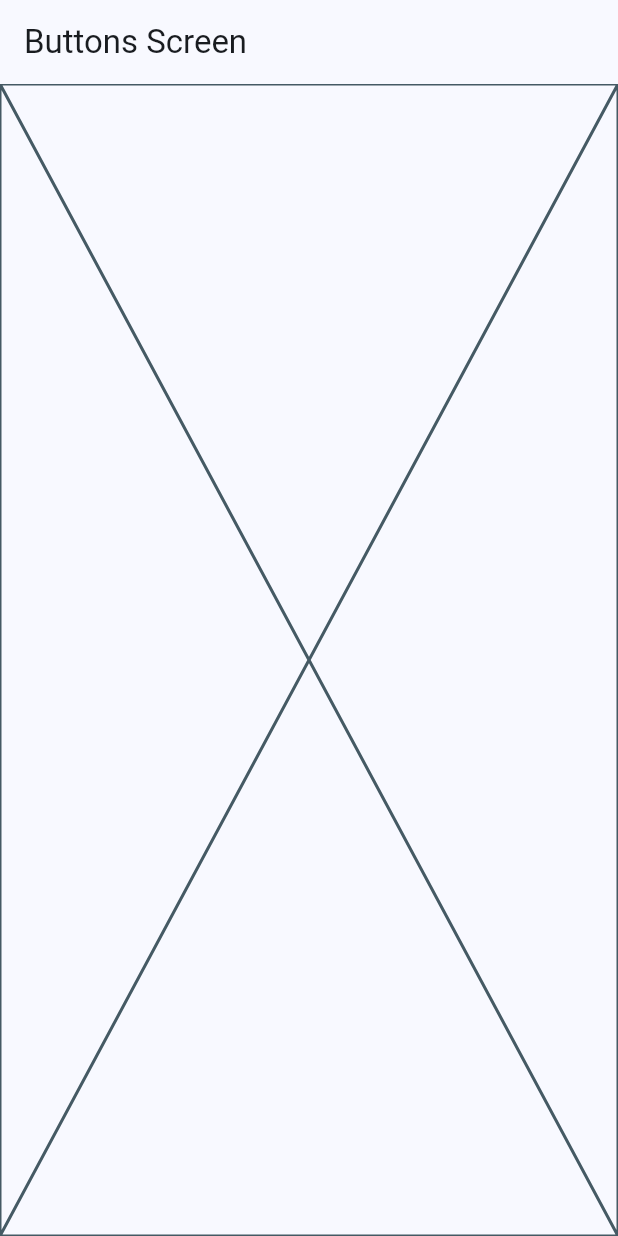
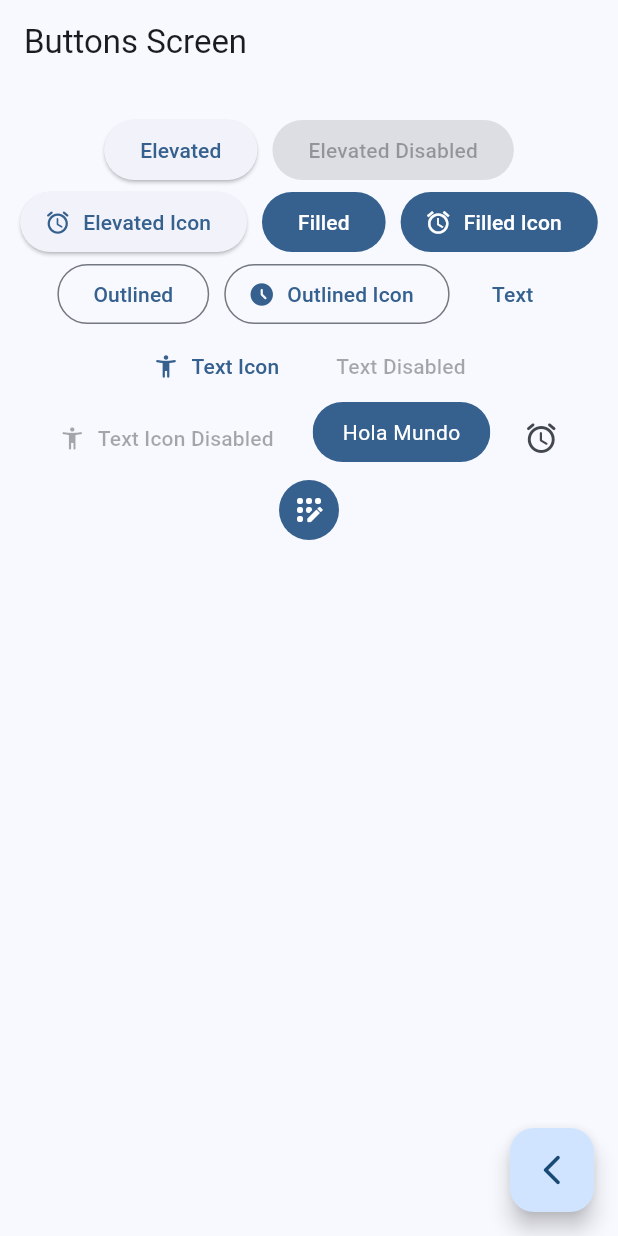
Before and after one commit to jadrdev/widgets_app, a Flutter app: the ButtonsScreen screen opened by its route, on a phone screen of 412 x 824 dp. Run offline on Flutter 3.47's test engine with Material 2 defaults, Android fonts, the phone set to English and light mode, and no system bars; our stand-ins replace go_router.

Commit message:
buttons screen finish

```diff
--- a/lib/presentation/screens/buttons/buttons_screen.dart
+++ b/lib/presentation/screens/buttons/buttons_screen.dart
@@ -1,4 +1,5 @@
 import 'package:flutter/material.dart';
+import 'package:go_router/go_router.dart';
 
 class ButtonsScreen extends StatelessWidget {
   static const name = 'buttons_screen';
@@ -10,7 +11,103 @@ class ButtonsScreen extends StatelessWidget {
       appBar: AppBar(
         title: const Text('Buttons Screen'),
       ),
-      body: const Placeholder(),
+      body: const _ButtonsView(),
+      floatingActionButton: FloatingActionButton(
+        onPressed: () {
+          context.pop();
+        },
+        child: const Icon(Icons.arrow_back_ios_new_rounded),
+      ),
     );
   }
 }
+
+class _ButtonsView extends StatelessWidget {
+  const _ButtonsView();
+
+  @override
+  Widget build(BuildContext context) {
+    final colors = Theme.of(context).colorScheme;
+
+    return SizedBox(
+      width: double.infinity,
+      child: Padding(
+        padding: const EdgeInsets.symmetric(horizontal: 10, vertical: 20),
+        child: Wrap(
+          spacing: 10,
+          alignment: WrapAlignment.center,
+          children: [
+            ElevatedButton(onPressed: () {}, child: const Text('Elevated')),
+            const ElevatedButton(
+                onPressed: null, child: Text('Elevated Disabled')),
+            ElevatedButton.icon(
+                onPressed: () {},
+                icon: const Icon(Icons.access_alarm_rounded),
+                label: const Text('Elevated Icon')),
+            FilledButton(onPressed: () {}, child: const Text('Filled')),
+            FilledButton.icon(
+              onPressed: () {},
+              icon: const Icon(Icons.access_alarms),
+              label: const Text('Filled Icon'),
+            ),
+            OutlinedButton(onPressed: () {}, child: const Text('Outlined')),
+            OutlinedButton.icon(
+              onPressed: () {},
+              icon: const Icon(Icons.access_time_filled_rounded),
+              label: const Text('Outlined Icon'),
+            ),
+            TextButton(onPressed: () {}, child: const Text('Text')),
+            TextButton.icon(
+              onPressed: () {},
+              icon: const Icon(Icons.accessibility_new_rounded),
+              label: const Text('Text Icon'),
+            ),
+            const TextButton(onPressed: null, child: Text('Text Disabled')),
+            TextButton.icon(
+              onPressed: null,
+              icon: const Icon(Icons.accessibility_new_rounded),
+              label: const Text('Text Icon Disabled'),
+            ),
+
+            // Custom Button
+
+            CustomButton(),
+
+            IconButton(
+                onPressed: () {}, icon: Icon(Icons.access_alarm_rounded)),
+            IconButton(
+              onPressed: () {},
+              icon: Icon(Icons.app_registration_rounded),
+              style: ButtonStyle(
+                  backgroundColor: MaterialStateProperty.all(colors.primary),
+                  iconColor: MaterialStateProperty.all(Colors.white)),
+            ),
+          ],
+        ),
+      ),
+    );
+  }
+}
+
+class CustomButton extends StatelessWidget {
+  const CustomButton({super.key});
+
+  @override
+  Widget build(BuildContext context) {
+    final colors = Theme.of(context).colorScheme;
+
+    return ClipRRect(
+      borderRadius: BorderRadius.circular(20),
+      child: Material(
+        color: colors.primary,
+        child: InkWell(
+          onTap: () {},
+          child: const Padding(
+            padding: EdgeInsets.symmetric(vertical: 10, horizontal: 20),
+            child: Text('Hola Mundo', style: TextStyle(color: Colors.white)),
+          ),
+        ),
+      ),
+    );
+  }
+}
```
